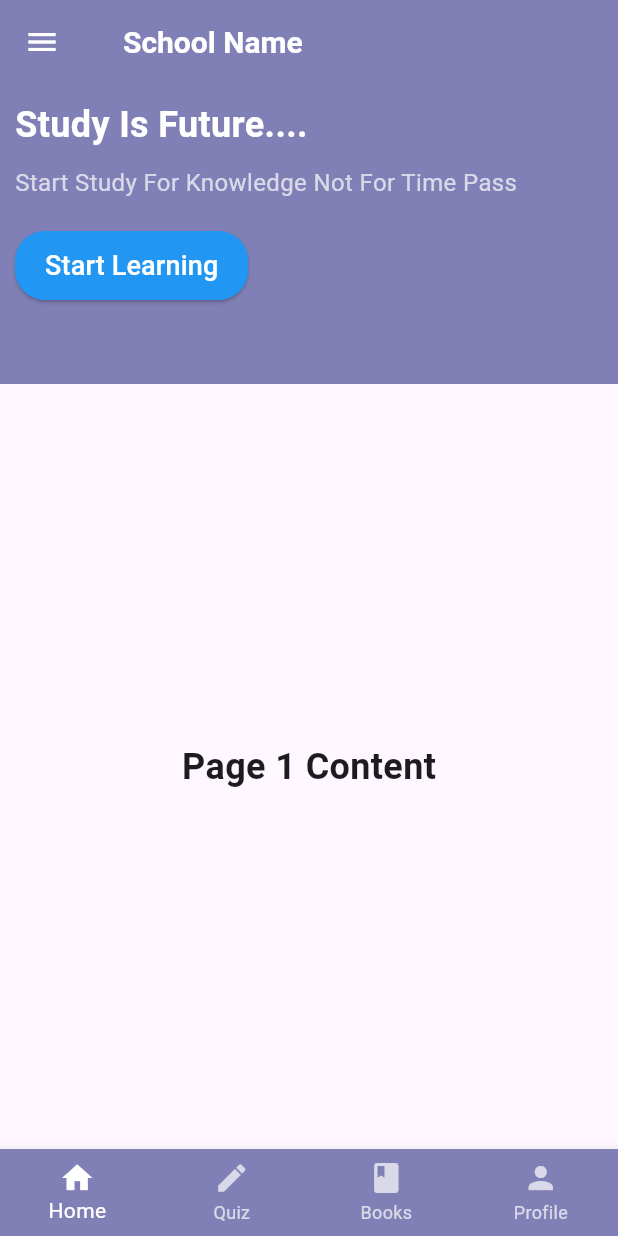
After one commit to hossamahemd20/Graduation_progect, a Flutter app: the HomeView screen opened by its route, on a phone screen of 412 x 824 dp. The commit adds this screen. Run offline on Flutter 3.47's test engine with Material 3 defaults, Android fonts, the light colour scheme and no system bars.

Commit message:
try to finish ui project

```diff
--- a/lib/core/page_route_names.dart
+++ b/lib/core/page_route_names.dart
@@ -3,5 +3,5 @@ class PageRouteNames{
   static const String Login="login";
   static const String regisration="regisration";
   static const String forgetpassword="forgetpassword";
-
+  static const String home_view = "home_view";
 }
--- a/lib/core/routes_generator.dart
+++ b/lib/core/routes_generator.dart
@@ -1,10 +1,10 @@
 import 'package:flutter/material.dart';
-import 'package:flutter/widgets.dart';
 import 'package:graduation_project/core/page_route_names.dart';
 import 'package:graduation_project/model/forget%20password/forget%20password.dart';
 import 'package:graduation_project/model/login%20view/login%20view.dart';
 import 'package:graduation_project/model/splash%20screen/splash_view.dart';
 
+import '../model/home/home_view.dart';
 import '../model/registration/regisration view.dart';
 
 class RouteGenerator{
@@ -20,7 +20,10 @@ switch(settings.name)
     return MaterialPageRoute(builder: (context)=>RegistrationView(),settings:settings);
   case PageRouteNames.forgetpassword:
     return MaterialPageRoute(builder: (context)=>ForgetPassword(),settings: settings);
-  default:
+      case PageRouteNames.home_view:
+        return MaterialPageRoute(
+            builder: (context) => HomeView(), settings: settings);
+      default:
     return MaterialPageRoute(builder: (context)=>SplashView());
 
     }
--- a/lib/main.dart
+++ b/lib/main.dart
@@ -1,7 +1,9 @@
 import 'package:flutter/material.dart';
 import 'package:graduation_project/core/page_route_names.dart';
+
 import 'core/routes_generator.dart';
 import 'model/splash screen/splash_view.dart';
+
 void main() {
   runApp(const MyApp());
 }
--- /dev/null
+++ b/lib/model/colors_palette/colors_palette.dart
@@ -0,0 +1,5 @@
+import 'package:flutter/cupertino.dart';
+
+class ColorsPalette {
+  static const Color primaryColor = Color(0XFF8180B6);
+}
--- /dev/null
+++ b/lib/model/home/home_view.dart
@@ -0,0 +1,206 @@
+import 'package:flutter/material.dart';
+
+import '../colors_palette/colors_palette.dart';
+import '../login view/AboutUsScreen.dart';
+import '../login view/FeesScreen.dart';
+import 'ContactUsScreen.dart';
+import 'GalleryScreen.dart';
+import 'StudyMaterialScreen.dart';
+
+class HomeView extends StatefulWidget {
+  const HomeView({super.key});
+
+  @override
+  State<HomeView> createState() => _HomeViewState();
+}
+
+class _HomeViewState extends State<HomeView> {
+  int _selectedIndex = 0;
+
+  void _onItemTapped(int index) {
+    setState(() {
+      _selectedIndex = index;
+    });
+  }
+
+  @override
+  Widget build(BuildContext context) {
+    return Scaffold(
+      appBar: AppBar(
+        backgroundColor: ColorsPalette.primaryColor,
+        elevation: 0,
+        title: Row(
+          children: [
+            ClipOval(
+                // child: Image.asset(
+                //   'assets/images/school_logo.jpg',
+                //   height: 20,
+                //   width: 20,
+                //   fit: BoxFit.cover,
+                // ),
+                ),
+            const SizedBox(width: 10),
+            const Text(
+              'School Name',
+              style: TextStyle(
+                fontSize: 20,
+                fontWeight: FontWeight.bold,
+                color: Colors.white,
+              ),
+            ),
+          ],
+        ),
+        leading: Builder(
+          builder: (context) => IconButton(
+            icon: const Icon(Icons.menu, color: Colors.white),
+            onPressed: () {
+              Scaffold.of(context).openDrawer();
+            },
+          ),
+        ),
+      ),
+      drawer: _buildDrawer(context),
+      body: Column(
+        children: [
+          Container(
+            width: double.infinity,
+            height: 200,
+            padding: const EdgeInsets.all(10),
+            decoration: BoxDecoration(
+              color: ColorsPalette.primaryColor,
+            ),
+            child: Column(
+              crossAxisAlignment: CrossAxisAlignment.start,
+              children: [
+                const Text(
+                  "Study Is Future....",
+                  style: TextStyle(
+                    fontSize: 24,
+                    fontWeight: FontWeight.bold,
+                    color: Colors.white,
+                  ),
+                ),
+                const SizedBox(height: 10),
+                const Text(
+                  "Start Study For Knowledge Not For Time Pass",
+                  style: TextStyle(
+                    fontSize: 16,
+                    color: Colors.white70,
+                  ),
+                ),
+                const SizedBox(height: 20),
+                ElevatedButton(
+                  style: ElevatedButton.styleFrom(
+                    backgroundColor: Colors.blue,
+                    padding: const EdgeInsets.symmetric(
+                        horizontal: 20, vertical: 10),
+                    shape: RoundedRectangleBorder(
+                      borderRadius: BorderRadius.circular(20),
+                    ),
+                  ),
+                  onPressed: () {
+                    // زر الاكشن
+                  },
+                  child: const Text(
+                    "Start Learning",
+                    style: TextStyle(fontSize: 18, color: Colors.white),
+                  ),
+                ),
+              ],
+            ),
+          ),
+          Expanded(
+            child: Center(
+              child: Text(
+                "Page ${_selectedIndex + 1} Content",
+                style:
+                    const TextStyle(fontSize: 24, fontWeight: FontWeight.bold),
+              ),
+            ),
+          ),
+        ],
+      ),
+      bottomNavigationBar: BottomNavigationBar(
+        currentIndex: _selectedIndex,
+        onTap: _onItemTapped,
+        backgroundColor: ColorsPalette.primaryColor,
+        selectedItemColor: Colors.white,
+        unselectedItemColor: Colors.white70,
+        showSelectedLabels: true,
+        showUnselectedLabels: true,
+        type: BottomNavigationBarType.fixed,
+        items: const [
+          BottomNavigationBarItem(icon: Icon(Icons.home), label: "Home"),
+          BottomNavigationBarItem(icon: Icon(Icons.create), label: "Quiz"),
+          BottomNavigationBarItem(icon: Icon(Icons.book), label: "Books"),
+          BottomNavigationBarItem(icon: Icon(Icons.person), label: "Profile"),
+        ],
+      ),
+    );
+  }
+
+  Widget _buildDrawer(BuildContext context) {
+    return Drawer(
+      child: ListView(
+        padding: EdgeInsets.zero,
+        children: [
+          DrawerHeader(
+            decoration: BoxDecoration(color: ColorsPalette.primaryColor),
+            child: Row(
+              children: [
+                ClipOval(
+                  child: Image.asset(
+                    'assets/images/school_logo.jpg',
+                    height: 50,
+                    width: 50,
+                    fit: BoxFit.cover,
+                  ),
+                ),
+                const SizedBox(width: 10),
+                const Text(
+                  'School Name',
+                  style: TextStyle(color: Colors.white, fontSize: 20),
+                ),
+              ],
+            ),
+          ),
+          _buildListTile(context, "HOME", () {
+            Navigator.pop(context);
+          }, Icons.home),
+          _buildListTile(context, "ABOUT US", () {
+            Navigator.push(context,
+                MaterialPageRoute(builder: (context) => AboutUsScreen()));
+          }, Icons.info),
+          _buildListTile(context, "FEES", () {
+            Navigator.push(
+                context, MaterialPageRoute(builder: (context) => FeesScreen()));
+          }, Icons.monetization_on),
+          _buildListTile(context, "STUDY MATERIAL", () {
+            Navigator.push(context,
+                MaterialPageRoute(builder: (context) => StudyMaterialScreen()));
+          }, Icons.menu_book),
+          _buildListTile(context, "GALLERY", () {
+            Navigator.push(context,
+                MaterialPageRoute(builder: (context) => GalleryScreen()));
+          }, Icons.photo_album),
+          _buildListTile(context, "CONTACT US", () {
+            Navigator.push(context,
+                MaterialPageRoute(builder: (context) => ContactUsScreen()));
+          }, Icons.phone),
+        ],
+      ),
+    );
+  }
+
+  Widget _buildListTile(
+      BuildContext context, String title, VoidCallback onTap, IconData icon) {
+    return ListTile(
+      leading: Icon(icon, color: ColorsPalette.primaryColor),
+      title: Text(
+        title,
+        style: const TextStyle(fontSize: 16, fontWeight: FontWeight.bold),
+      ),
+      onTap: onTap,
+    );
+  }
+}
--- a/pubspec.yaml
+++ b/pubspec.yaml
@@ -13,9 +13,9 @@ environment:
 dependencies:
   flutter:
     sdk: flutter
+  cupertino_icons: ^1.0.8
+  http: ^1.2.2
 
-
-  cupertino_icons: ^1.0.8
 
 dev_dependencies:
   flutter_test:
```
Also changed, not shown: lib/Api/login_api.dart (added, +45 -0 lines), lib/core/application_theme_manager.dart (+23 -0 lines), lib/lib/model/home/bottom_bar.dart (added, +31 -0 lines), lib/lib/model/home/custom_nav_bar.dart (added, +54 -0 lines), lib/lib/model/home/header.dart (added, +87 -0 lines), lib/model/home/ContactUsScreen.dart (added, +22 -0 lines), lib/model/home/GalleryScreen.dart (added, +22 -0 lines), lib/model/home/StudyMaterialScreen.dart (added, +22 -0 lines), lib/model/login view/AboutUsScreen.dart (added, +22 -0 lines), lib/model/login view/FeesScreen.dart (added, +22 -0 lines), lib/model/login view/login view.dart (+80 -79 lines), pubspec.lock, 1 other file.
